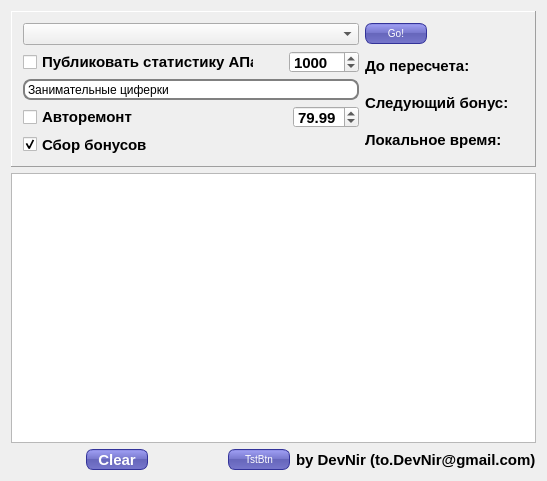
Above: rescalc.ui from devnir/ResCalc before the change. Below: the same form after it.
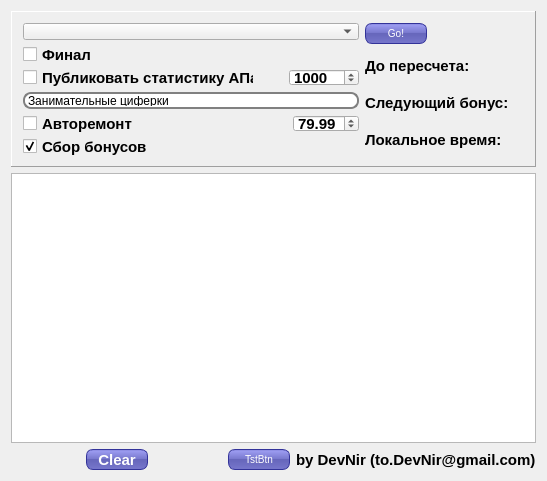
That is the form after the change. Icons and pictures are not drawn.

```diff
--- a/rescalc.ui
+++ b/rescalc.ui
@@ -184,6 +184,13 @@
            </property>
           </widget>
          </item>
+         <item>
+          <widget class="QCheckBox" name="finalBox">
+           <property name="text">
+            <string>Финал</string>
+           </property>
+          </widget>
+         </item>
          <item>
           <layout class="QHBoxLayout" name="horizontalLayout_6">
            <item>
```
